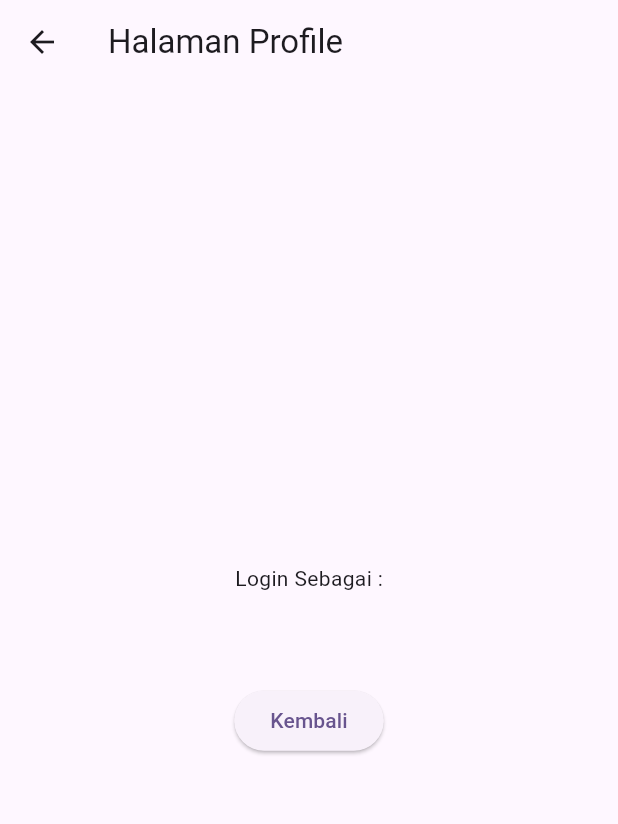
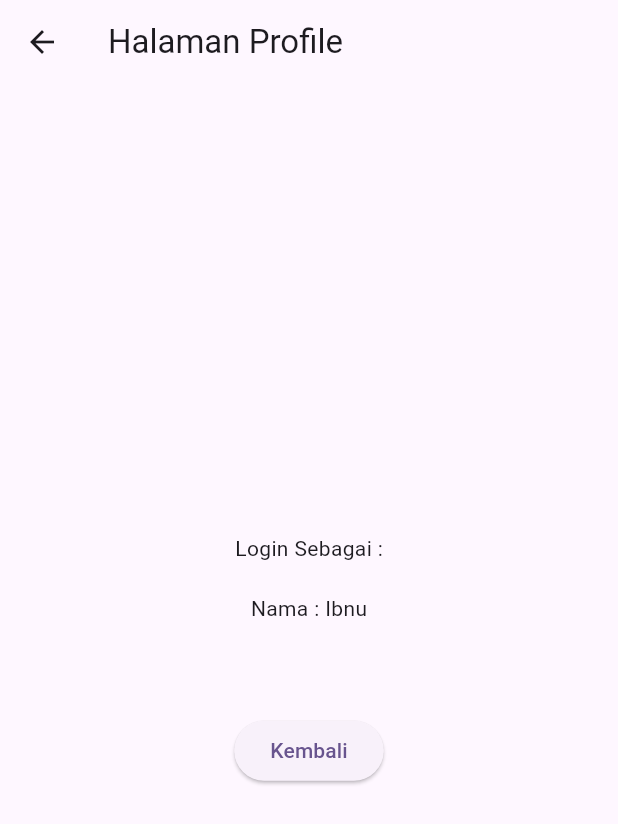
Before and after one commit to 10ibnu/myapp, a Flutter app: the screen it shows after launch, after a tap on "Login", on a phone screen of 412 x 824 dp. Shown: the top 824 px of the screen. Run offline on Flutter 3.47's test engine with Material 3 defaults, Android fonts, the phone set to English and light mode, and no system bars.

Commit message:
uwm broo

```diff
--- a/lib/Tugas_navigasi_dan _state_manajemen/login.dart
+++ b/lib/Tugas_navigasi_dan _state_manajemen/login.dart
@@ -16,7 +16,9 @@ class _LoginScreenState extends State<LoginScreen> {
     Navigator.push(
       context,
       MaterialPageRoute(
-        builder: (context) => ProfileDetail(data: _textController.text),
+        builder:
+            (context) =>
+                ProfileDetail(data: _textController.text, data2: 'Nama : Ibnu'),
       ),
     );
   }
--- a/lib/Tugas_navigasi_dan _state_manajemen/profile_screen.dart
+++ b/lib/Tugas_navigasi_dan _state_manajemen/profile_screen.dart
@@ -2,8 +2,9 @@ import 'package:flutter/material.dart';
 
 class ProfileDetail extends StatelessWidget {
   final String data;
+  final String data2;
 
-  ProfileDetail({required this.data});
+  ProfileDetail({required this.data, required this.data2});
 
   @override
   Widget build(BuildContext context) {
@@ -16,6 +17,8 @@ class ProfileDetail extends StatelessWidget {
             mainAxisAlignment: MainAxisAlignment.center,
             children: [
               Text('Login Sebagai :'),
+              SizedBox(height: 20),
+              Text(data2),
               SizedBox(height: 20),
               Text(data),
               SizedBox(height: 20),
```
